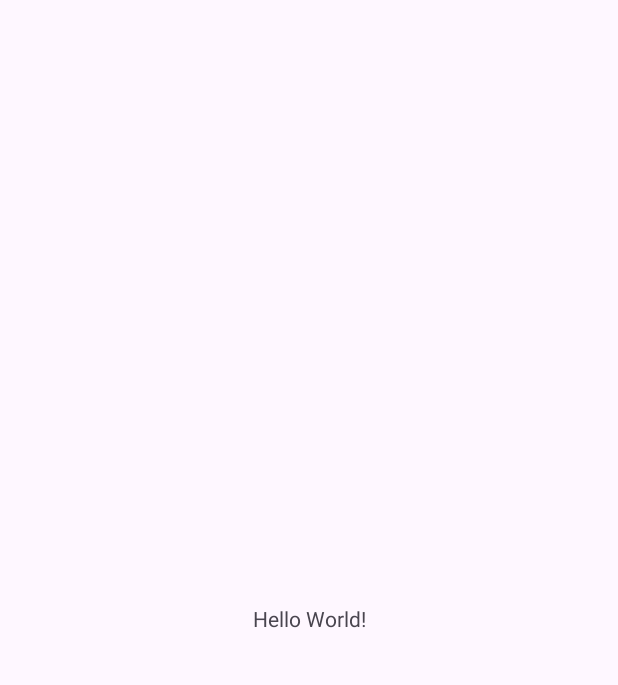
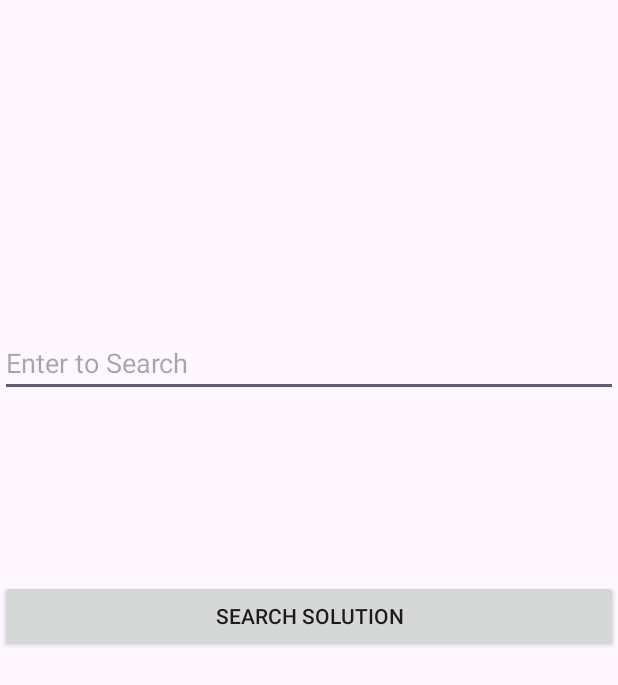
Before and after one commit to lahotimohit/AndroidAIProject, an Android app: the screen it shows after launch (MainActivity), on a phone screen of 412 x 824 dp. Before the commit the part shown is almost empty. Shown: the top 685 px of the screen. Run offline under Robolectric (Android 15) with nearby library versions, the phone set to English and light mode, and no system bars.

Commit message:
Completion of UI of an app

```diff
--- a/app/src/main/res/layout/activity_main.xml
+++ b/app/src/main/res/layout/activity_main.xml
@@ -6,13 +6,33 @@
     android:layout_height="match_parent"
     tools:context=".MainActivity">
 
+    <EditText
+        android:id="@+id/userinput"
+        android:layout_width="match_parent"
+        android:layout_height="wrap_content"
+        android:hint="Enter to Search"
+        app:layout_constraintBottom_toBottomOf="parent"
+        app:layout_constraintTop_toTopOf="parent"
+        app:layout_constraintVertical_bias="0.282"
+        tools:layout_editor_absoluteX="16dp" />
+
+    <androidx.appcompat.widget.AppCompatButton
+        android:id="@+id/scbtn"
+        android:layout_width="match_parent"
+        android:layout_height="wrap_content"
+        android:text="Search Solution"
+        app:layout_constraintBottom_toBottomOf="parent"
+        app:layout_constraintTop_toBottomOf="@+id/userinput"
+        app:layout_constraintVertical_bias="0.239"
+        tools:layout_editor_absoluteX="0dp" />
+
     <TextView
+        android:id="@+id/outputtxt"
         android:layout_width="wrap_content"
         android:layout_height="wrap_content"
-        android:text="Hello World!"
         app:layout_constraintBottom_toBottomOf="parent"
         app:layout_constraintEnd_toEndOf="parent"
         app:layout_constraintStart_toStartOf="parent"
-        app:layout_constraintTop_toTopOf="parent" />
+        app:layout_constraintTop_toBottomOf="@+id/scbtn" />
 
 </androidx.constraintlayout.widget.ConstraintLayout>
```
